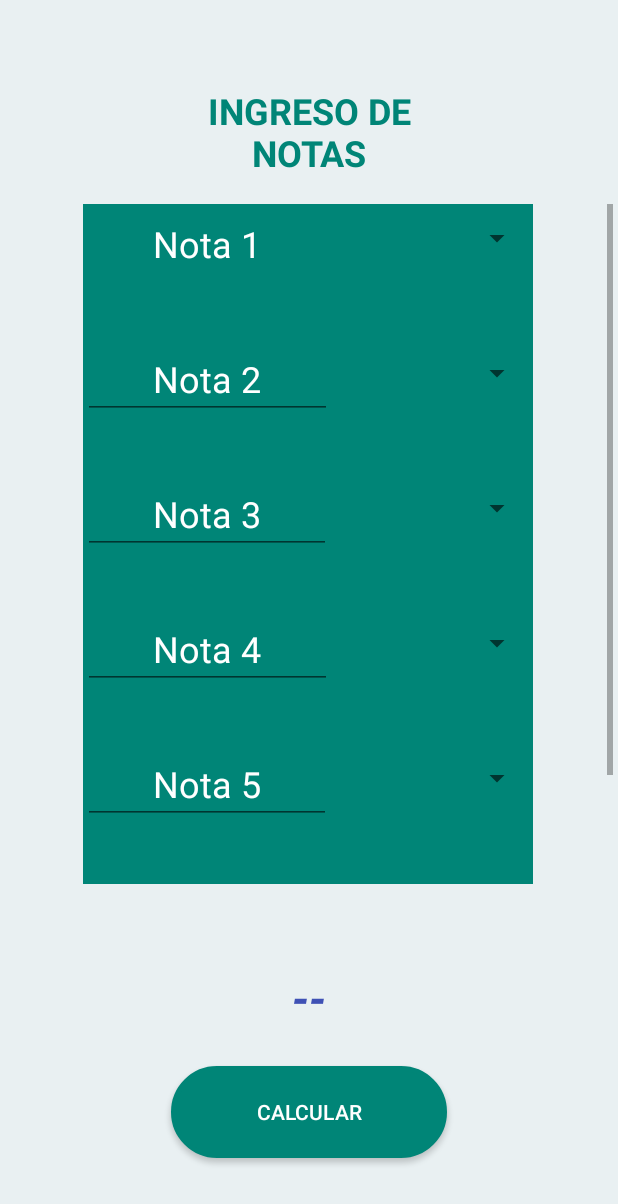
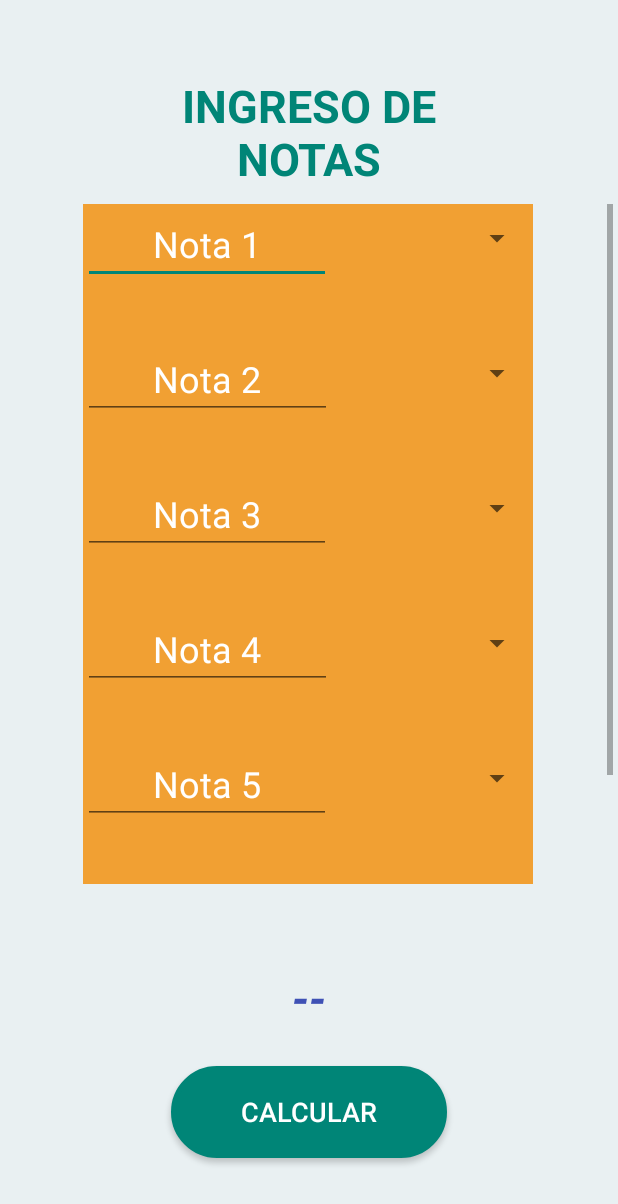
Before and after one commit to JoseMamaniGonzales/ProyectoFinalPS, an Android app: the layout activity_notas.xml on its own in the app's theme, with its tools: preview values and no code run, on a phone screen of 412 x 824 dp. Shown: the top 1204 px of the screen. Run offline under Robolectric (Android 15) with nearby library versions, the phone set to English and light mode, and no system bars.

Commit message:
Commit final

```diff
--- a/app/build.gradle
+++ b/app/build.gradle
@@ -1,4 +1,5 @@
 apply plugin: 'com.android.application'
+apply plugin: 'com.google.gms.google-services'
 
 android {
     compileSdkVersion 29
@@ -18,12 +19,15 @@ android {
         }
     }
 }
-
+//apply plugin: 'com.android.application'//modificacion
+//apply plugin: 'com.google.gms.google-services'//modificacion
 dependencies {
     implementation fileTree(dir: 'libs', include: ['*.jar'])
+    // implementation 'com.google.firebase:firebase-analytics:17.2.2'//modificacion
     implementation 'androidx.appcompat:appcompat:1.0.2'
     implementation 'androidx.work:work-runtime:2.3.0-beta02'
     implementation 'androidx.constraintlayout:constraintlayout:1.1.3'
+    implementation 'com.google.firebase:firebase-core:16.0.4'
     testImplementation 'junit:junit:4.12'
     androidTestImplementation 'androidx.test.ext:junit:1.1.0'
     androidTestImplementation 'androidx.test.espresso:espresso-core:3.1.1'
--- a/app/src/main/res/layout/activity_main.xml
+++ b/app/src/main/res/layout/activity_main.xml
@@ -27,9 +27,10 @@
                 android:layout_width="180dp"
                 android:layout_height="160dp"
                 android:layout_gravity="center"
+                android:background="#00FFFFFF"
                 android:onClick="goLista"
                 android:scaleType="fitXY"
-                app:srcCompat="@android:drawable/ic_menu_agenda" />
+                app:srcCompat="@drawable/evento" />
         </FrameLayout>
 
         <FrameLayout
@@ -41,9 +42,10 @@
                 android:layout_width="180dp"
                 android:layout_height="160dp"
                 android:layout_gravity="center"
+                android:background="#00FFFFFF"
                 android:onClick="goNotas"
                 android:scaleType="fitXY"
-                app:srcCompat="@android:drawable/ic_menu_edit" />
+                app:srcCompat="@drawable/promedio" />
         </FrameLayout>
     </LinearLayout>
 
--- a/app/src/main/res/layout/activity_notas.xml
+++ b/app/src/main/res/layout/activity_notas.xml
@@ -16,7 +16,7 @@
         android:gravity="center"
         android:text="INGRESO DE NOTAS"
         android:textColor="@color/colorPrimary"
-        android:textSize="24sp"
+        android:textSize="30sp"
         android:textStyle="bold" />
 
     <FrameLayout
@@ -38,12 +38,13 @@
                 android:layout_width="300dp"
                 android:layout_height="200dp"
                 android:layout_gravity="center_horizontal"
+                android:background="#00FFFFFF"
                 android:orientation="vertical">
 
                 <FrameLayout
                     android:layout_width="match_parent"
                     android:layout_height="90dp"
-                    android:background="@drawable/rectangular">
+                    android:background="@color/colorNota">
 
                     <LinearLayout
                         android:layout_width="match_parent"
@@ -74,7 +75,7 @@
                 <FrameLayout
                     android:layout_width="match_parent"
                     android:layout_height="90dp"
-                    android:background="@drawable/rectangular">
+                    android:background="@color/colorNota">
 
                     <LinearLayout
                         android:layout_width="match_parent"
@@ -105,7 +106,7 @@
                 <FrameLayout
                     android:layout_width="match_parent"
                     android:layout_height="90dp"
-                    android:background="@drawable/rectangular">
+                    android:background="@color/colorNota">
 
                     <LinearLayout
                         android:layout_width="match_parent"
@@ -136,7 +137,7 @@
                 <FrameLayout
                     android:layout_width="match_parent"
                     android:layout_height="90dp"
-                    android:background="@drawable/rectangular">
+                    android:background="@color/colorNota">
 
                     <LinearLayout
                         android:layout_width="match_parent"
@@ -167,7 +168,7 @@
                 <FrameLayout
                     android:layout_width="match_parent"
                     android:layout_height="90dp"
-                    android:background="@drawable/rectangular">
+                    android:background="@color/colorNota">
 
                     <LinearLayout
                         android:layout_width="match_parent"
@@ -198,7 +199,7 @@
                 <FrameLayout
                     android:layout_width="match_parent"
                     android:layout_height="90dp"
-                    android:background="@drawable/rectangular">
+                    android:background="@color/colorNota">
 
                     <LinearLayout
                         android:layout_width="match_parent"
@@ -240,7 +241,8 @@
         android:background="@drawable/boton_general"
         android:onClick="calcular"
         android:text="CALCULAR"
-        android:textColor="#FFFFFF" />
+        android:textColor="#FFFFFF"
+        android:textSize="18sp" />
 
     <TextView
         android:id="@+id/notaFinal"
--- a/app/src/main/res/values/colors.xml
+++ b/app/src/main/res/values/colors.xml
@@ -4,4 +4,5 @@
     <color name="colorPrimaryDark">#00574B</color>
     <color name="colorAccent">#D81B60</color>
     <color name="colorFondo">#E9F0F2</color>
+    <color name="colorNota">#F1A033</color>
 </resources>
--- a/build.gradle
+++ b/build.gradle
@@ -8,6 +8,8 @@ buildscript {
     }
     dependencies {
         classpath 'com.android.tools.build:gradle:3.5.3'
+        classpath 'com.google.gms:google-services:4.2.0'
+        //classpath 'com.google.gms:google-services:4.3.3'//modificacion
 
         // NOTE: Do not place your application dependencies here; they belong
         // in the individual module build.gradle files
```
Also changed, not shown: app/src/main/java/com/example/controlcurso/Notas.java (+40 -3 lines), app/src/main/res/drawable/evento.png (added), app/src/main/res/drawable/promedio.png (added), 6 other files.
